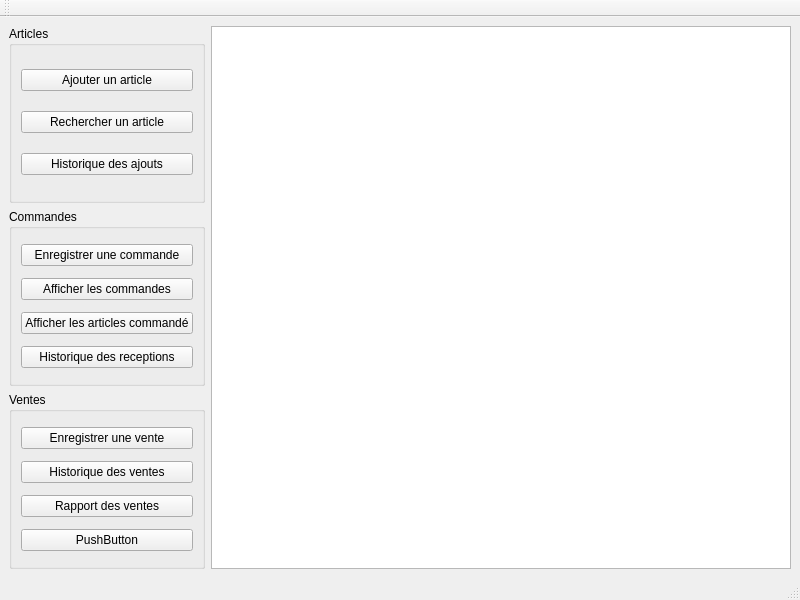
Old version of the form views/ui/main.ui in the repository mono57/libsoft.
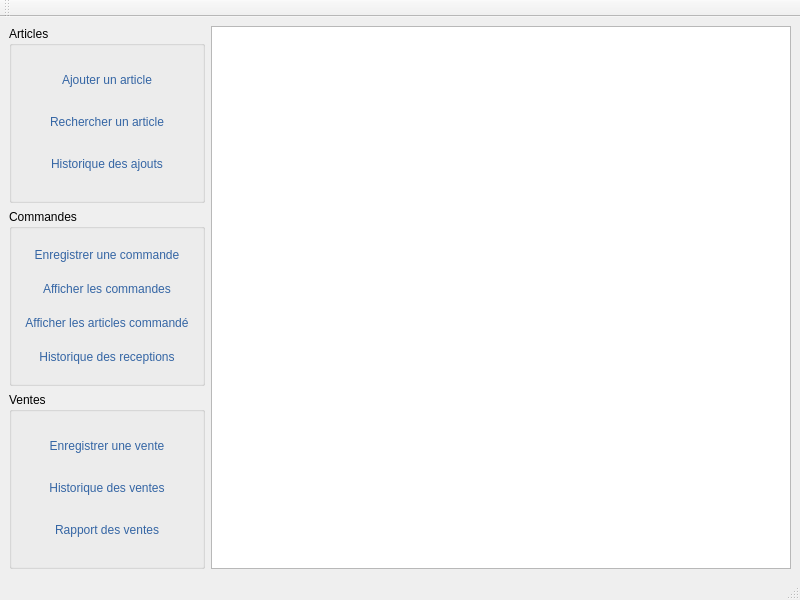
New version of the form. Icons and pictures are not drawn.

Commit message: add flat effect to buttons

```diff
--- a/views/ui/main.ui
+++ b/views/ui/main.ui
@@ -36,6 +36,9 @@
              <property name="autoFillBackground">
               <bool>false</bool>
              </property>
+             <property name="styleSheet">
+              <string notr="true">color: rgb(52, 101, 164);</string>
+             </property>
              <property name="text">
               <string>Ajouter un article</string>
              </property>
@@ -43,7 +46,7 @@
               <bool>false</bool>
              </property>
              <property name="flat">
-              <bool>false</bool>
+              <bool>true</bool>
              </property>
             </widget>
            </item>
@@ -52,11 +55,14 @@
              <property name="cursor">
               <cursorShape>PointingHandCursor</cursorShape>
              </property>
+             <property name="styleSheet">
+              <string notr="true">color: rgb(52, 101, 164);</string>
+             </property>
              <property name="text">
               <string>Rechercher un article</string>
              </property>
              <property name="flat">
-              <bool>false</bool>
+              <bool>true</bool>
              </property>
             </widget>
            </item>
@@ -65,6 +71,9 @@
              <property name="cursor">
               <cursorShape>PointingHandCursor</cursorShape>
              </property>
+             <property name="styleSheet">
+              <string notr="true">color: rgb(52, 101, 164);</string>
+             </property>
              <property name="text">
               <string>Historique des ajouts</string>
              </property>
@@ -73,7 +82,7 @@
                <normaloff>.</normaloff>.</iconset>
              </property>
              <property name="flat">
-              <bool>false</bool>
+              <bool>true</bool>
              </property>
             </widget>
            </item>
@@ -91,26 +100,47 @@
              <property name="cursor">
               <cursorShape>PointingHandCursor</cursorShape>
              </property>
+             <property name="styleSheet">
+              <string notr="true">color: rgb(52, 101, 164);</string>
+             </property>
              <property name="text">
               <string>Enregistrer une commande</string>
              </property>
              <property name="flat">
-              <bool>false</bool>
+              <bool>true</bool>
              </property>
             </widget>
            </item>
            <item>
             <widget class="QPushButton" name="show_command">
+             <property name="cursor">
+              <cursorShape>PointingHandCursor</cursorShape>
+             </property>
+             <property name="styleSheet">
+              <string notr="true">color: rgb(52, 101, 164);</string>
+             </property>
              <property name="text">
               <string>Afficher les commandes</string>
              </property>
+             <property name="flat">
+              <bool>true</bool>
+             </property>
             </widget>
            </item>
            <item>
             <widget class="QPushButton" name="show_command_article">
+             <property name="cursor">
+              <cursorShape>PointingHandCursor</cursorShape>
+             </property>
+             <property name="styleSheet">
+              <string notr="true">color: rgb(52, 101, 164);</string>
+             </property>
              <property name="text">
               <string>Afficher les articles commandé</string>
              </property>
+             <property name="flat">
+              <bool>true</bool>
+             </property>
             </widget>
            </item>
            <item>
@@ -118,11 +148,14 @@
              <property name="cursor">
               <cursorShape>PointingHandCursor</cursorShape>
              </property>
+             <property name="styleSheet">
+              <string notr="true">color: rgb(52, 101, 164);</string>
+             </property>
              <property name="text">
               <string>Historique des receptions</string>
              </property>
              <property name="flat">
-              <bool>false</bool>
+              <bool>true</bool>
              </property>
             </widget>
            </item>
@@ -140,11 +173,14 @@
              <property name="cursor">
               <cursorShape>PointingHandCursor</cursorShape>
              </property>
+             <property name="styleSheet">
+              <string notr="true">color: rgb(52, 101, 164);</string>
+             </property>
              <property name="text">
               <string>Enregistrer une vente</string>
              </property>
              <property name="flat">
-              <bool>false</bool>
+              <bool>true</bool>
              </property>
             </widget>
            </item>
@@ -153,11 +189,14 @@
              <property name="cursor">
               <cursorShape>PointingHandCursor</cursorShape>
              </property>
+             <property name="styleSheet">
+              <string notr="true">color: rgb(52, 101, 164);</string>
+             </property>
              <property name="text">
               <string>Historique des ventes</string>
              </property>
              <property name="flat">
-              <bool>false</bool>
+              <bool>true</bool>
              </property>
             </widget>
            </item>
@@ -166,24 +205,14 @@
              <property name="cursor">
               <cursorShape>PointingHandCursor</cursorShape>
              </property>
+             <property name="styleSheet">
+              <string notr="true">color: rgb(52, 101, 164);</string>
+             </property>
              <property name="text">
               <string>Rapport des ventes</string>
              </property>
              <property name="flat">
-              <bool>false</bool>
-             </property>
-            </widget>
-           </item>
-           <item>
-            <widget class="QPushButton" name="pushButton_9">
-             <property name="cursor">
-              <cursorShape>PointingHandCursor</cursorShape>
-             </property>
-             <property name="text">
-              <string>PushButton</string>
-             </property>
-             <property name="flat">
-              <bool>false</bool>
+              <bool>true</bool>
              </property>
             </widget>
            </item>
```
The commit also changes 1 other file.
